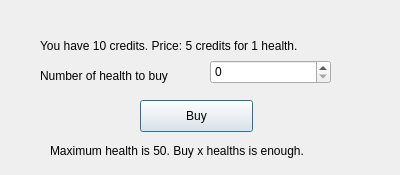
The window that GalaxyGame/Student/buyhealthdialog.ui (jarvisluong/GalaxyGame) describes before a commit, drawn with Qt 5.
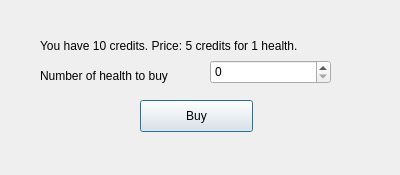
The same window after the commit.

Diff of the .ui file:
```diff
--- a/GalaxyGame/Student/buyhealthdialog.ui
+++ b/GalaxyGame/Student/buyhealthdialog.ui
@@ -72,7 +72,7 @@
     </rect>
    </property>
    <property name="text">
-    <string>Maximum health is 50. Buy x healths is enough.</string>
+    <string/>
    </property>
   </widget>
  </widget>
```
